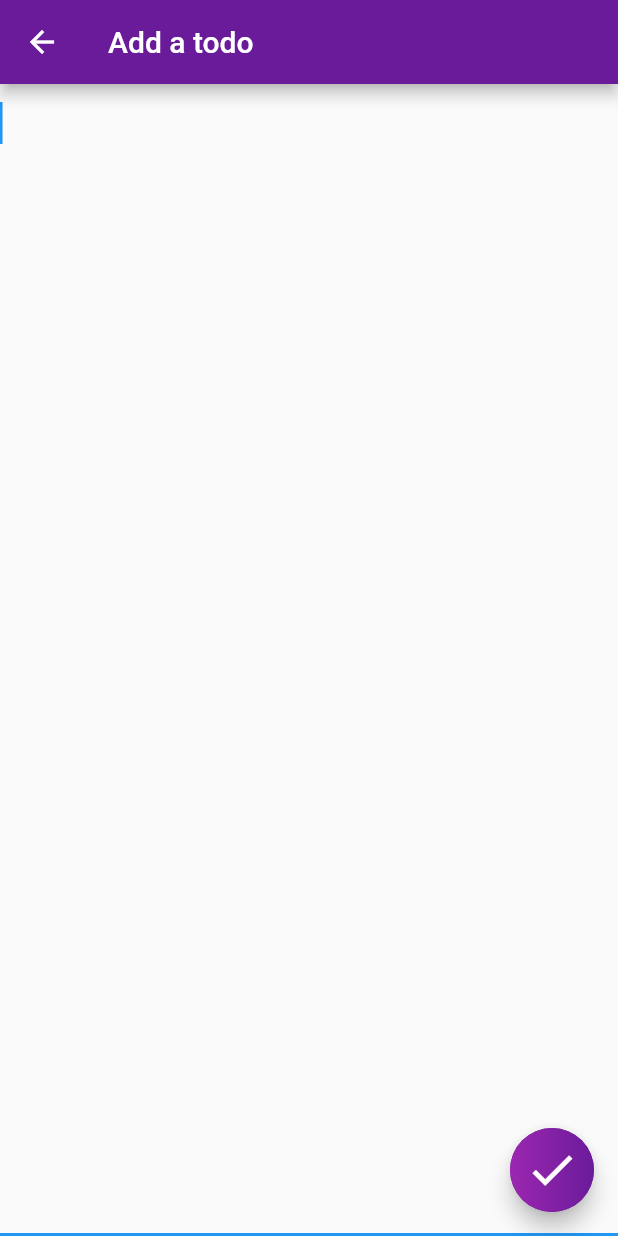
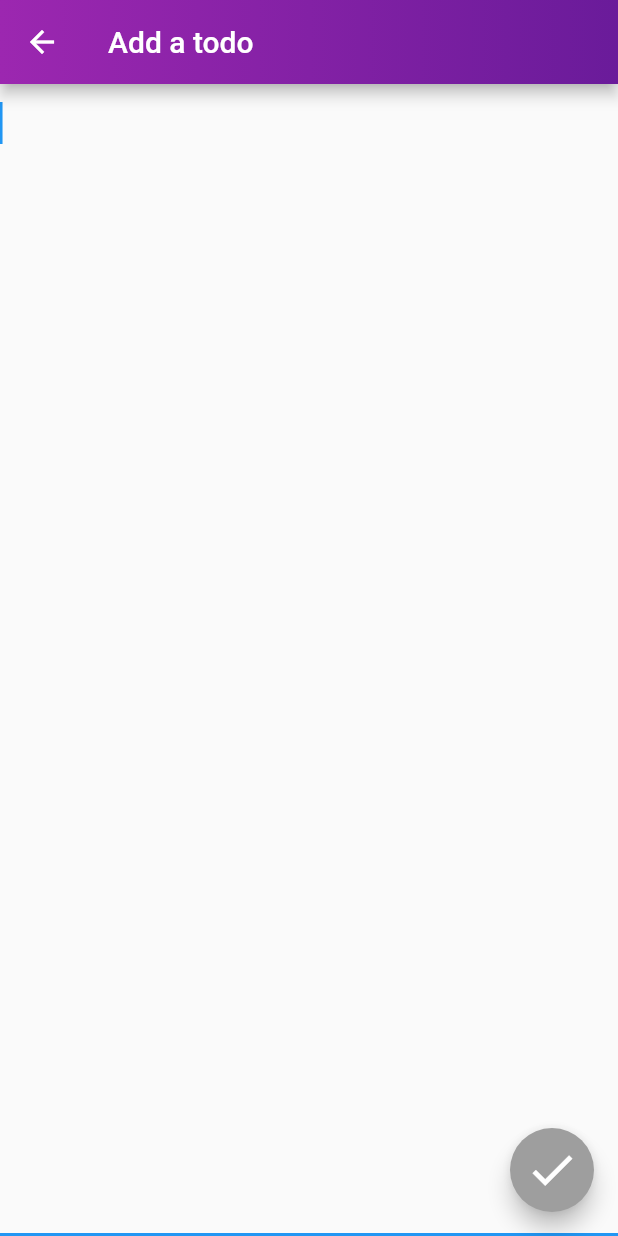
Before and after one commit to Letiste/Flutter-Todos, a Flutter app: the screen it shows after launch, after a tap on the "add" icon, on a phone screen of 412 x 824 dp. Run offline on Flutter 3.47's test engine with Material 2 defaults, Android fonts, the phone set to English and light mode, and no system bars.

Commit message:
fix cancel create/edit todo (#7)

```diff
--- a/lib/home.dart
+++ b/lib/home.dart
@@ -16,10 +16,12 @@ class _HomePageState extends State<HomePage> {
       context,
       MaterialPageRoute(builder: (context) => NewTodo()),
     );
-    setState(() {
-      todos.add(
-          Todo(text: result, index: todos.length, deleteTodo: _deleteTodo));
-    });
+    if (result.toString().isNotEmpty) {
+      setState(() {
+        todos.add(
+            Todo(text: result, index: todos.length, deleteTodo: _deleteTodo));
+      });
+    }
   }
 
   void _deleteTodo(int index) {
--- a/lib/main.dart
+++ b/lib/main.dart
@@ -11,7 +11,7 @@ class MyApp extends StatelessWidget {
   Widget build(BuildContext context) {
     return MaterialApp(
       title: 'Flutter Demo',
-      theme: ThemeData(
+      theme: ThemeData.light().copyWith(
         primaryColor: Colors.purple[800],
         accentColor: Colors.purple[800],
       ),
--- a/lib/new_todo.dart
+++ b/lib/new_todo.dart
@@ -19,6 +19,16 @@ class _NewTodoState extends State<NewTodo> {
     return Scaffold(
       appBar: AppBar(
         title: Text('Add a todo'),
+        flexibleSpace: Container(
+          decoration: BoxDecoration(
+            gradient: LinearGradient(
+              colors: [
+                Colors.purple[500],
+                Colors.purple[800],
+              ],
+            ),
+          ),
+        ),
         leading: IconButton(
           onPressed: () {
             Navigator.pop(context);
@@ -27,13 +37,18 @@ class _NewTodoState extends State<NewTodo> {
         ),
       ),
       floatingActionButton: FloatingActionButton(
-        onPressed: () {
+        backgroundColor: Colors.grey,
+        onPressed: todo.isEmpty
+            ? null
+            : () {
                 Navigator.pop(context, todo);
               },
         child: Container(
           width: double.infinity,
           height: double.infinity,
-          decoration: BoxDecoration(
+          decoration: todo.isEmpty
+              ? null
+              : BoxDecoration(
                   shape: BoxShape.circle,
                   gradient: LinearGradient(
                     colors: [
```
Also changed, not shown: lib/edit_todo.dart (+27 -2 lines), lib/todo.dart (+5 -6 lines). Lines whose indentation alone changed are shown as unchanged.
